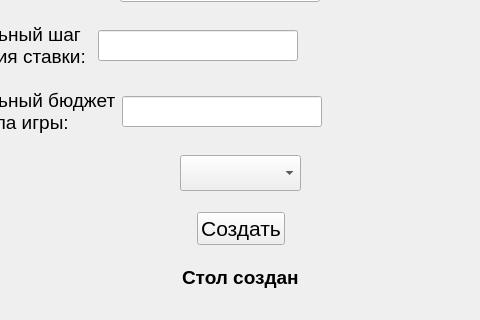
Old version of the form Gui/TabWidgets/creategametable.ui in the repository MyEdit/Casino_Client; both pictures show x 95 to 575 and y 107 to 427 of the 671 by 427 pixel window.
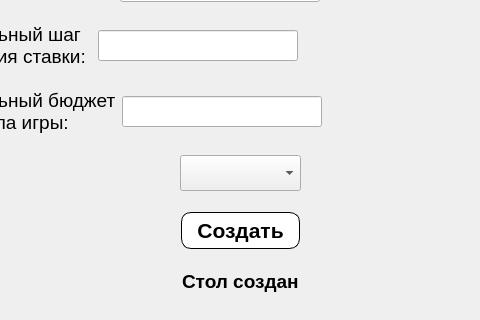
New version of the form.

Diff of the .ui file:
```diff
--- a/Gui/TabWidgets/creategametable.ui
+++ b/Gui/TabWidgets/creategametable.ui
@@ -310,8 +310,49 @@
         <font>
          <family>Segoe UI</family>
          <pointsize>16</pointsize>
+         <weight>75</weight>
+         <bold>true</bold>
         </font>
        </property>
+       <property name="styleSheet">
+        <string notr="true">QPushButton {
+    background-color: white;
+    border: 1px solid black;
+    border-radius: 10px;
+    padding: 5px 15px;
+    color: black;
+}
+
+QPushButton:hover {
+    background-color: rgb(100, 88, 255);
+	color: white;
+}
+
+QPushButton:pressed {
+	background-color: rgba(220, 60, 190, 255);
+}
+
+/* 
+(QPushButton {
+    background-color: qlineargradient(spread:pad, x1:1, y1:1, x2:0, y2:1, stop:0.393258 rgba(247, 84, 225, 255), stop:1 rgba(106, 90, 205, 255));
+    border-radius: 10px;
+    padding-left: 35px;
+    padding-right: 35px;
+    padding-top: 5px;
+    padding-bottom: 5px;
+    color: white;
+}
+
+QPushButton:hover {
+    background-color: qlineargradient(spread:pad, x1:1, y1:1, x2:0, y2:1, stop:0.393258 rgba(220, 60, 190, 255), stop:1 rgba(90, 76, 175, 255));
+}
+
+QPushButton:pressed {
+	background-color: rgba(220, 60, 190, 255);
+}
+*/
+</string>
+       </property>
        <property name="text">
         <string>Создать</string>
        </property>
```
